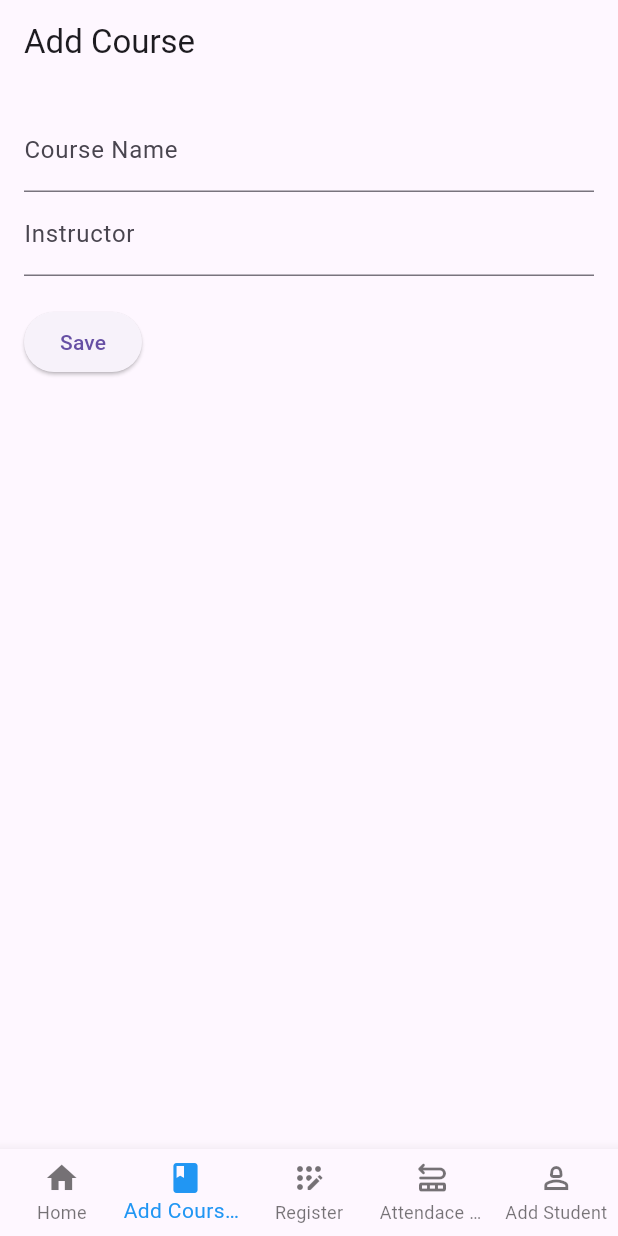
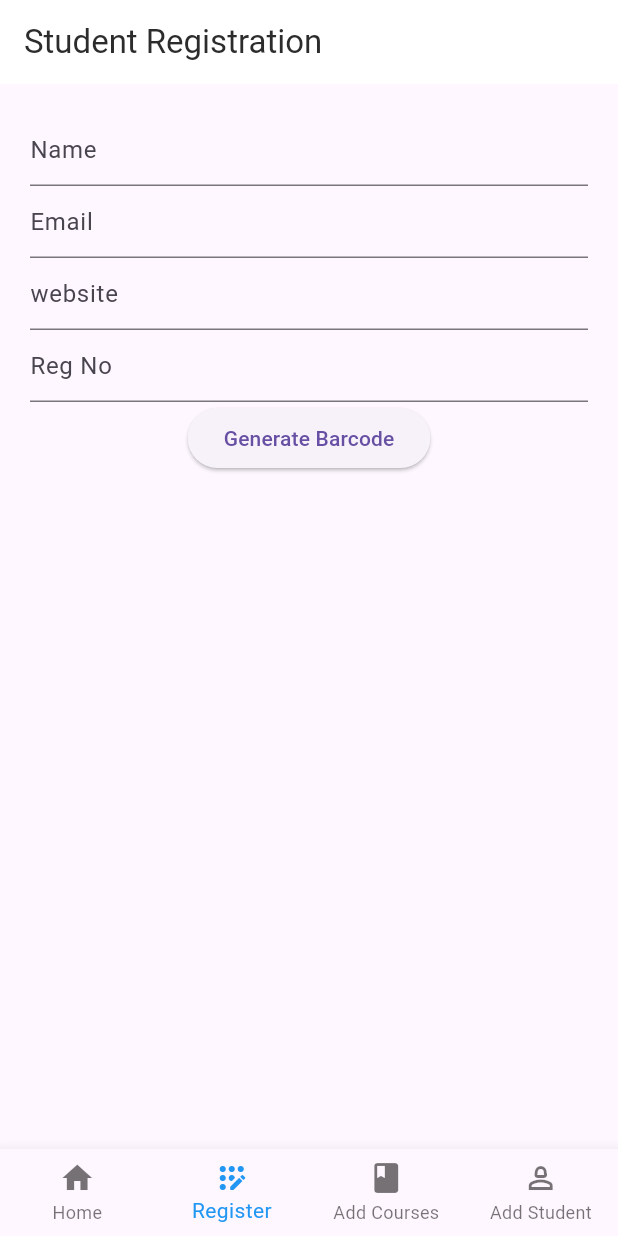
Before and after one commit to kanishkaviraj12/student_attdence, a Flutter app: the MyHomePage screen opened directly, item 2 of the bottom bar chosen, on a phone screen of 412 x 824 dp. Run offline on Flutter 3.47's test engine with Material 3 defaults, Android fonts, the phone set to English and light mode, and no system bars; our stand-ins replace cloud_firestore, firebase_auth, firebase_core, firebase_storage, fluttertoast, image_gallery_saver and 3 more; missing offline and left inert: flutter_barcode_scanner, qr_code_scanner, syncfusion_flutter_barcodes; accounts and stored records are empty.

Commit message:
admin and user home done

```diff
--- a/lib/newhome.dart
+++ b/lib/Home Page/TeacherHomePage.dart
@@ -2,26 +2,20 @@
 
 import 'package:flutter/material.dart';
 import 'package:student_attdence/AddCourses.dart';
-import 'package:student_attdence/AddStudentForCourses.dart';
 import 'package:student_attdence/AttendanceReport.dart';
-import 'package:student_attdence/ViewTeachers.dart';
-import 'package:student_attdence/home.dart';
 
-class MyHomePage extends StatefulWidget {
-  MyHomePage({super.key});
+class TeacherHome extends StatefulWidget {
+  TeacherHome({super.key});
 
   @override
-  _MyHomePageState createState() => _MyHomePageState();
+  _TeacherHomeState createState() => _TeacherHomeState();
 }
 
-class _MyHomePageState extends State<MyHomePage> {
+class _TeacherHomeState extends State<TeacherHome> {
   int _selectedIndex = 0;
   static final List<Widget> _widgetOptions = <Widget>[
-    ViewTeachers(),
     AddCourses(),
-    HomePage(),
     Report(),
-    AddStudent(),
   ];
 
   void _onItemTapped(int index) {
@@ -43,24 +37,12 @@ class _MyHomePageState extends State<MyHomePage> {
         type: BottomNavigationBarType.fixed,
         items: <BottomNavigationBarItem>[
           BottomNavigationBarItem(
-            icon: Icon(Icons.home),
-            label: 'Home',
-          ),
-          BottomNavigationBarItem(
             icon: Icon(Icons.book_rounded),
             label: 'Add Courses',
           ),
           BottomNavigationBarItem(
-            icon: Icon(Icons.app_registration_rounded),
-            label: 'Register',
-          ),
-          BottomNavigationBarItem(
             icon: Icon(Icons.repartition_rounded),
             label: 'Attendace report',
-          ),
-          BottomNavigationBarItem(
-            icon: Icon(Icons.person_2_outlined),
-            label: 'Add Student',
           ),
         ],
         currentIndex: _selectedIndex,
--- /dev/null
+++ b/lib/Home Page/newhome.dart
@@ -0,0 +1,67 @@
+// ignore_for_file: prefer_const_constructors, prefer_const_constructors_in_immutables, library_private_types_in_public_api, prefer_const_literals_to_create_immutables
+
+import 'package:flutter/material.dart';
+import 'package:student_attdence/AddCourses.dart';
+import 'package:student_attdence/AddStudentForCourses.dart';
+import 'package:student_attdence/AttendanceReport.dart';
+import 'package:student_attdence/ViewTeachers.dart';
+import 'package:student_attdence/StudentRegistration.dart';
+
+class MyHomePage extends StatefulWidget {
+  MyHomePage({super.key});
+
+  @override
+  _MyHomePageState createState() => _MyHomePageState();
+}
+
+class _MyHomePageState extends State<MyHomePage> {
+  int _selectedIndex = 0;
+  static final List<Widget> _widgetOptions = <Widget>[
+    ViewTeachers(),
+    StuReg(),
+    AddCourses(),
+    AddStudent(),
+  ];
+
+  void _onItemTapped(int index) {
+    setState(() {
+      _selectedIndex = index;
+    });
+  }
+
+  @override
+  Widget build(BuildContext context) {
+    return Scaffold(
+      // appBar: AppBar(
+      //   title: Text('Bottom Navigation Bar Example'),
+      // ),
+      body: Center(
+        child: _widgetOptions.elementAt(_selectedIndex),
+      ),
+      bottomNavigationBar: BottomNavigationBar(
+        type: BottomNavigationBarType.fixed,
+        items: <BottomNavigationBarItem>[
+          BottomNavigationBarItem(
+            icon: Icon(Icons.home),
+            label: 'Home',
+          ),
+          BottomNavigationBarItem(
+            icon: Icon(Icons.app_registration_rounded),
+            label: 'Register',
+          ),
+          BottomNavigationBarItem(
+            icon: Icon(Icons.book_rounded),
+            label: 'Add Courses',
+          ),
+          BottomNavigationBarItem(
+            icon: Icon(Icons.person_2_outlined),
+            label: 'Add Student',
+          ),
+        ],
+        currentIndex: _selectedIndex,
+        selectedItemColor: Colors.blue,
+        onTap: _onItemTapped,
+      ),
+    );
+  }
+}
--- a/lib/home.dart
+++ b/lib/StudentRegistration.dart
@@ -5,14 +5,14 @@ import 'package:fluttertoast/fluttertoast.dart';
 import 'package:student_attdence/barcodegenarater.dart';
 import 'package:student_attdence/database.dart';
 
-class HomePage extends StatefulWidget {
-  HomePage({super.key});
+class StuReg extends StatefulWidget {
+  StuReg({super.key});
 
   @override
-  State<HomePage> createState() => _HomePageState();
+  State<StuReg> createState() => _StuRegState();
 }
 
-class _HomePageState extends State<HomePage> {
+class _StuRegState extends State<StuReg> {
   uploadData() async {
     Map<String, dynamic> uploadData = {
       "name": _nameController.text,
--- a/lib/ViewCourses.dart
+++ b/lib/ViewCourses.dart
@@ -1,7 +1,7 @@
 import 'dart:async';
 import 'package:flutter/material.dart';
 import 'package:cloud_firestore/cloud_firestore.dart';
-import 'package:student_attdence/newhome.dart';
+import 'package:student_attdence/Home%20Page/newhome.dart';
 import 'barcodescanner.dart';
 
 class ViewCourses extends StatefulWidget {
--- a/lib/barcodescanner.dart
+++ b/lib/barcodescanner.dart
@@ -2,7 +2,7 @@ import 'package:flutter/material.dart';
 import 'package:flutter_barcode_scanner/flutter_barcode_scanner.dart';
 import 'package:cloud_firestore/cloud_firestore.dart';
 import 'package:student_attdence/ViewCourses.dart';
-import 'newhome.dart';
+import 'Home Page/newhome.dart';
 
 class Barcodescanner extends StatefulWidget {
   final String courseName;
```
Also changed, not shown: lib/Authentication/User&AdminLogin.dart (+24 -7 lines).
